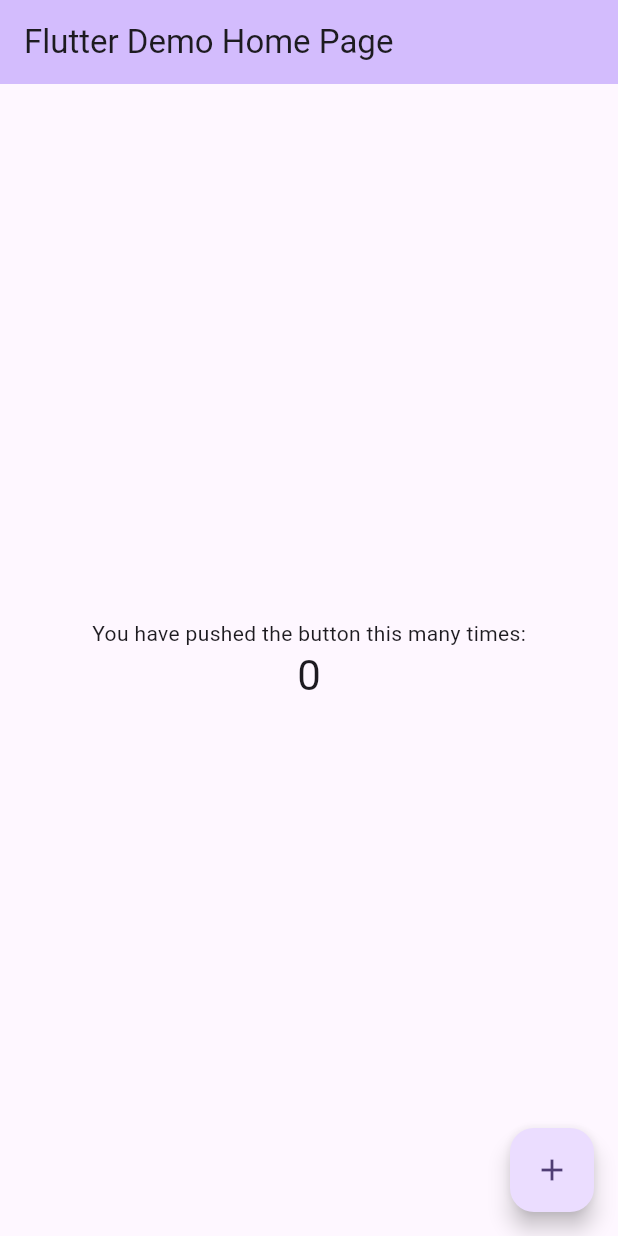
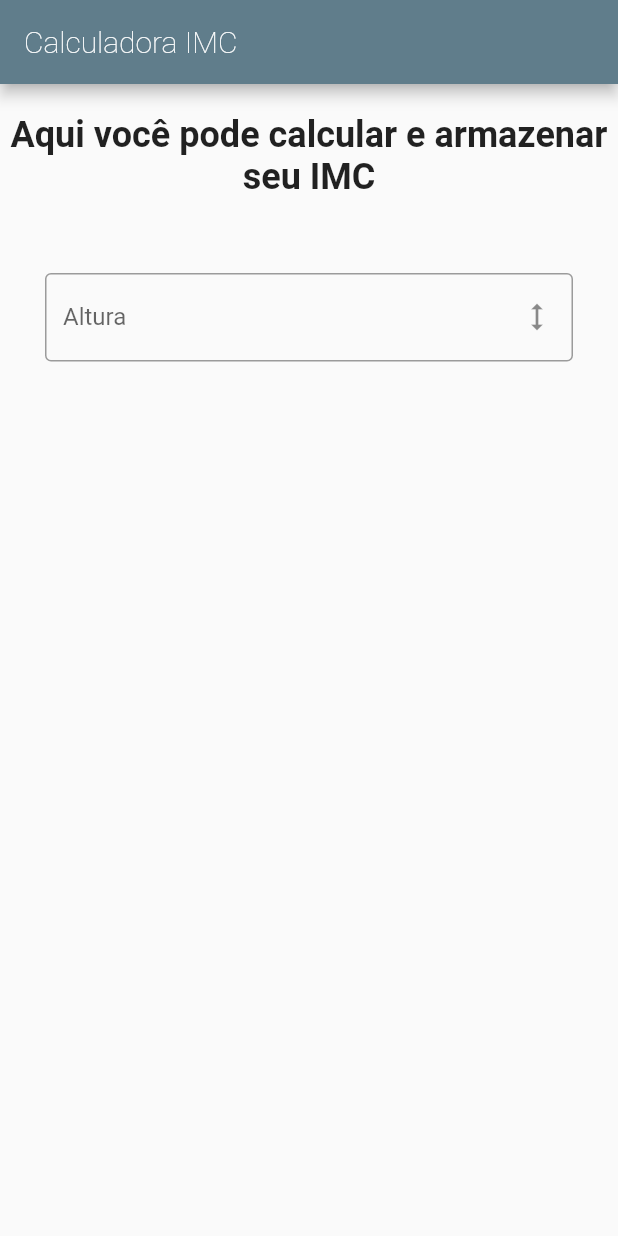
Before and after one commit to torressg/calculadora_de_IMC, a Flutter app: the screen it shows after launch, on a phone screen of 412 x 824 dp. Run offline on Flutter 3.47's test engine with Material 2 defaults, Android fonts, the phone set to English and light mode, and no system bars; our stand-ins replace google_fonts.

Commit message:
Title and 1st field

```diff
--- a/lib/main.dart
+++ b/lib/main.dart
@@ -1,4 +1,6 @@
+import 'package:calculadora_de_imc/page/home_page.dart';
 import 'package:flutter/material.dart';
+import 'package:google_fonts/google_fonts.dart';
 
 void main() {
   runApp(const MyApp());
@@ -7,119 +9,13 @@ void main() {
 class MyApp extends StatelessWidget {
   const MyApp({super.key});
 
-  // This widget is the root of your application.
   @override
   Widget build(BuildContext context) {
     return MaterialApp(
-      title: 'Flutter Demo',
       theme: ThemeData(
-        // This is the theme of your application.
-        //
-        // TRY THIS: Try running your application with "flutter run". You'll see
-        // the application has a blue toolbar. Then, without quitting the app,
-        // try changing the seedColor in the colorScheme below to Colors.green
-        // and then invoke "hot reload" (save your changes or press the "hot
-        // reload" button in a Flutter-supported IDE, or press "r" if you used
-        // the command line to start the app).
-        //
-        // Notice that the counter didn't reset back to zero; the application
-        // state is not lost during the reload. To reset the state, use hot
-        // restart instead.
-        //
-        // This works for code too, not just values: Most code changes can be
-        // tested with just a hot reload.
-        colorScheme: ColorScheme.fromSeed(seedColor: Colors.deepPurple),
-        useMaterial3: true,
-      ),
-      home: const MyHomePage(title: 'Flutter Demo Home Page'),
+          primarySwatch: Colors.blueGrey,
+          textTheme: GoogleFonts.robotoTextTheme()),
+      home: HomePage(),
     );
   }
 }
-
-class MyHomePage extends StatefulWidget {
-  const MyHomePage({super.key, required this.title});
-
-  // This widget is the home page of your application. It is stateful, meaning
-  // that it has a State object (defined below) that contains fields that affect
-  // how it looks.
-
-  // This class is the configuration for the state. It holds the values (in this
-  // case the title) provided by the parent (in this case the App widget) and
-  // used by the build method of the State. Fields in a Widget subclass are
-  // always marked "final".
-
-  final String title;
-
-  @override
-  State<MyHomePage> createState() => _MyHomePageState();
-}
-
-class _MyHomePageState extends State<MyHomePage> {
-  int _counter = 0;
-
-  void _incrementCounter() {
-    setState(() {
-      // This call to setState tells the Flutter framework that something has
-      // changed in this State, which causes it to rerun the build method below
-      // so that the display can reflect the updated values. If we changed
-      // _counter without calling setState(), then the build method would not be
-      // called again, and so nothing would appear to happen.
-      _counter++;
-    });
-  }
-
-  @override
-  Widget build(BuildContext context) {
-    // This method is rerun every time setState is called, for instance as done
-    // by the _incrementCounter method above.
-    //
-    // The Flutter framework has been optimized to make rerunning build methods
-    // fast, so that you can just rebuild anything that needs updating rather
-    // than having to individually change instances of widgets.
-    return Scaffold(
-      appBar: AppBar(
-        // TRY THIS: Try changing the color here to a specific color (to
-        // Colors.amber, perhaps?) and trigger a hot reload to see the AppBar
-        // change color while the other colors stay the same.
-        backgroundColor: Theme.of(context).colorScheme.inversePrimary,
-        // Here we take the value from the MyHomePage object that was created by
-        // the App.build method, and use it to set our appbar title.
-        title: Text(widget.title),
-      ),
-      body: Center(
-        // Center is a layout widget. It takes a single child and positions it
-        // in the middle of the parent.
-        child: Column(
-          // Column is also a layout widget. It takes a list of children and
-          // arranges them vertically. By default, it sizes itself to fit its
-          // children horizontally, and tries to be as tall as its parent.
-          //
-          // Column has various properties to control how it sizes itself and
-          // how it positions its children. Here we use mainAxisAlignment to
-          // center the children vertically; the main axis here is the vertical
-          // axis because Columns are vertical (the cross axis would be
-          // horizontal).
-          //
-          // TRY THIS: Invoke "debug painting" (choose the "Toggle Debug Paint"
-          // action in the IDE, or press "p" in the console), to see the
-          // wireframe for each widget.
-          mainAxisAlignment: MainAxisAlignment.center,
-          children: <Widget>[
-            const Text(
-              'You have pushed the button this many times:',
-            ),
-            Text(
-              '$_counter',
-              style: Theme.of(context).textTheme.headlineMedium,
-            ),
-          ],
-        ),
-      ),
-      floatingActionButton: FloatingActionButton(
-        onPressed: _incrementCounter,
-        tooltip: 'Increment',
-        child: const Icon(Icons.add),
-      ), // This trailing comma makes auto-formatting nicer for build methods.
-    );
-  }
-}
--- /dev/null
+++ b/lib/page/home_page.dart
@@ -0,0 +1,50 @@
+import 'package:flutter/material.dart';
+
+class HomePage extends StatefulWidget {
+  const HomePage({super.key});
+
+  @override
+  State<HomePage> createState() => _HomePageState();
+}
+
+class _HomePageState extends State<HomePage> {
+  @override
+  Widget build(BuildContext context) {
+    return Scaffold(
+      appBar: AppBar(
+        title: const Text(
+          "Calculadora IMC",
+          style: TextStyle(fontWeight: FontWeight.w200),
+        ),
+      ),
+      body: Container(
+        margin: EdgeInsets.only(top: 20),
+        child: Center(
+          child: Column(
+            children: [
+              Text(
+                "Aqui você pode calcular e armazenar seu IMC",
+                style: TextStyle(fontSize: 24, fontWeight: FontWeight.w600),
+                textAlign: TextAlign.center,
+              ),
+              SizedBox(height: 50),
+              Container(
+                margin: EdgeInsets.symmetric(horizontal: 30),
+                child: TextFormField(
+                  decoration: InputDecoration(
+                    labelText: "Altura",
+                    hintText: "Digite sua altura.",
+                    border: OutlineInputBorder(),
+                    suffixIcon: Icon(
+                      Icons.height,
+                    ),
+                  ),
+                ),
+              )
+            ],
+          ),
+        ),
+      ),
+    );
+  }
+}
--- a/pubspec.yaml
+++ b/pubspec.yaml
@@ -35,6 +35,7 @@ dependencies:
   # The following adds the Cupertino Icons font to your application.
   # Use with the CupertinoIcons class for iOS style icons.
   cupertino_icons: ^1.0.2
+  google_fonts: ^5.1.0
 
 dev_dependencies:
   flutter_test:
```
Also changed, not shown: pubspec.lock.
